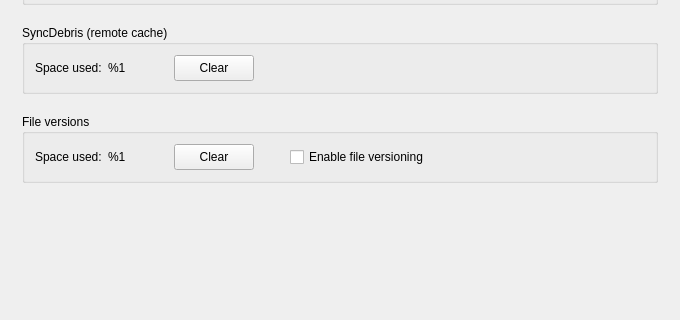
Qt form src/MEGASync/gui/ui/SettingsDialog.ui (meganz/MEGAsync) before a commit; both pictures show x 0 to 680 and y 342 to 662 of the 680 by 887 pixel window.
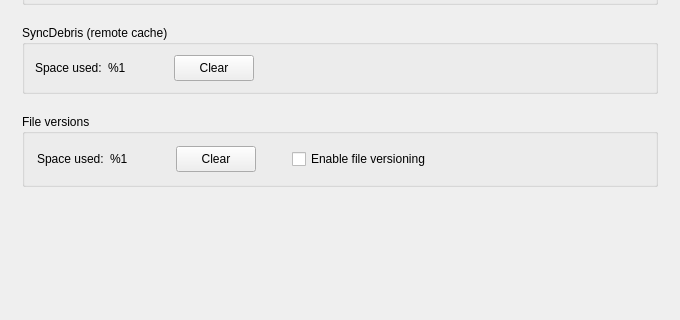
The same form after that commit. The open tabs and pages were chosen to show the change. Icons and pictures are not drawn. Custom widgets are drawn as their Qt base class.

Commit message: Fix margins for folders pane

What changed in the file:
```diff
--- a/src/MEGASync/gui/ui/SettingsDialog.ui
+++ b/src/MEGASync/gui/ui/SettingsDialog.ui
@@ -2253,16 +2253,16 @@
          </property>
          <layout class="QHBoxLayout" name="horizontalLayout_23">
           <property name="leftMargin">
-           <number>10</number>
+           <number>12</number>
           </property>
           <property name="topMargin">
-           <number>10</number>
+           <number>12</number>
           </property>
           <property name="rightMargin">
-           <number>10</number>
+           <number>12</number>
           </property>
           <property name="bottomMargin">
-           <number>10</number>
+           <number>12</number>
           </property>
           <item>
            <widget class="QLabel" name="lFileVersionsSizeStatic">
```
